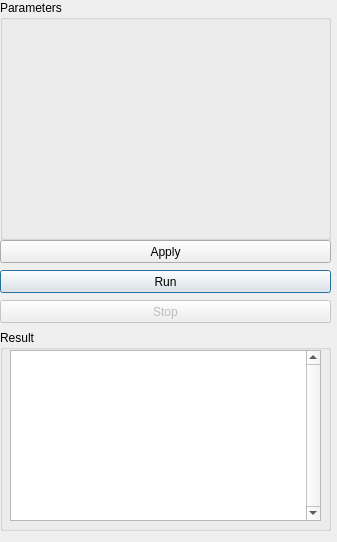
This is source/Goldenberry/widgets/optimization/GbBmdaWidget.ui in narg95/goldenberry as Qt 5 draws it before an edit. The edited form follows.
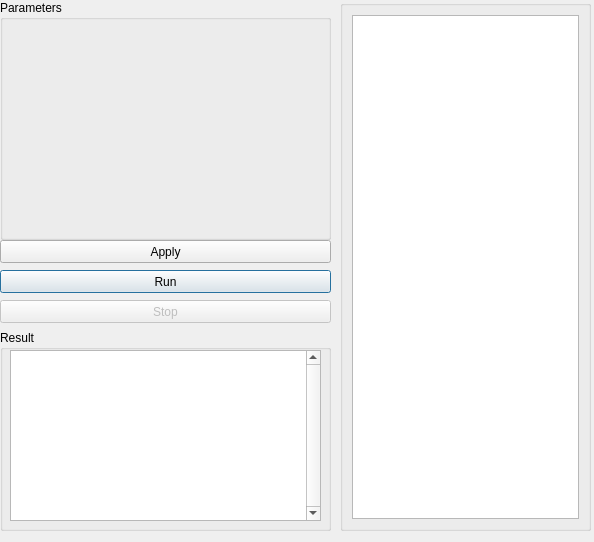
This is the edited form.

Commit message: BMDA with tree view for dependencies.

```diff
--- a/source/Goldenberry/widgets/optimization/GbBmdaWidget.ui
+++ b/source/Goldenberry/widgets/optimization/GbBmdaWidget.ui
@@ -10,7 +10,7 @@
    <rect>
     <x>0</x>
     <y>0</y>
-    <width>337</width>
+    <width>594</width>
     <height>542</height>
    </rect>
   </property>
@@ -104,6 +104,34 @@
     <string>Stop</string>
    </property>
   </widget>
+  <widget class="QGroupBox" name="attributesbox">
+   <property name="geometry">
+    <rect>
+     <x>340</x>
+     <y>0</y>
+     <width>251</width>
+     <height>531</height>
+    </rect>
+   </property>
+   <layout class="QVBoxLayout" name="verticalLayout_2">
+    <item>
+     <widget class="QTreeView" name="attributesTree">
+      <property name="verticalScrollBarPolicy">
+       <enum>Qt::ScrollBarAsNeeded</enum>
+      </property>
+      <property name="horizontalScrollBarPolicy">
+       <enum>Qt::ScrollBarAsNeeded</enum>
+      </property>
+      <property name="headerHidden">
+       <bool>true</bool>
+      </property>
+      <attribute name="headerStretchLastSection">
+       <bool>false</bool>
+      </attribute>
+     </widget>
+    </item>
+   </layout>
+  </widget>
  </widget>
  <resources/>
  <connections/>
```
The commit also changes 4 other files.
